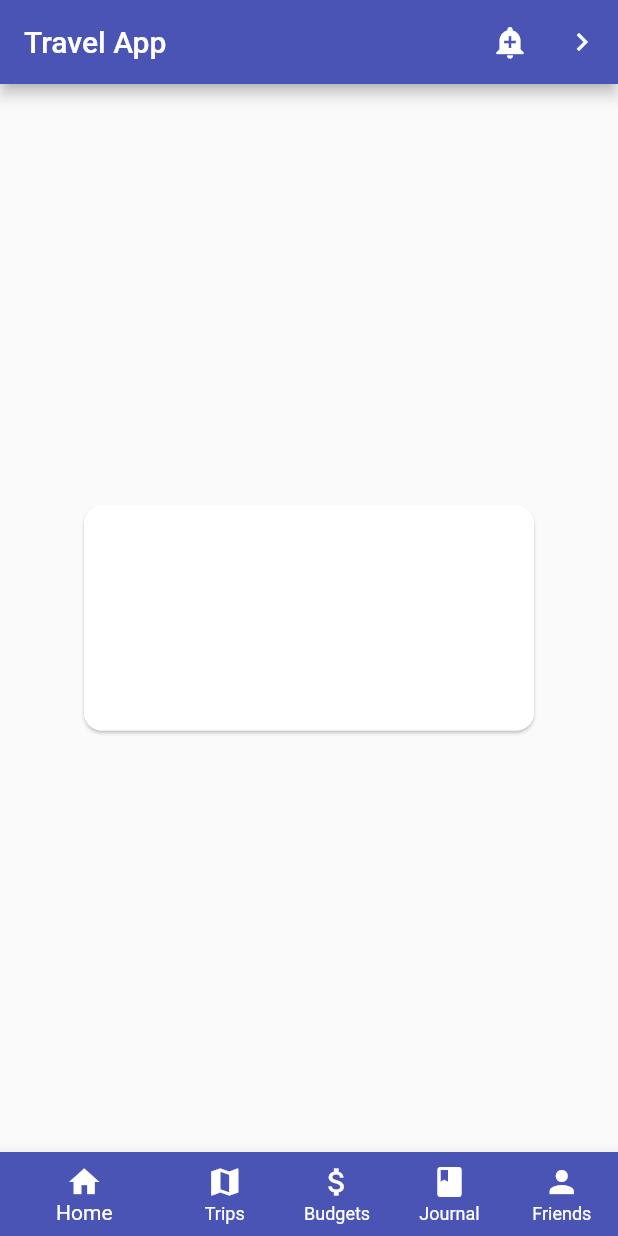
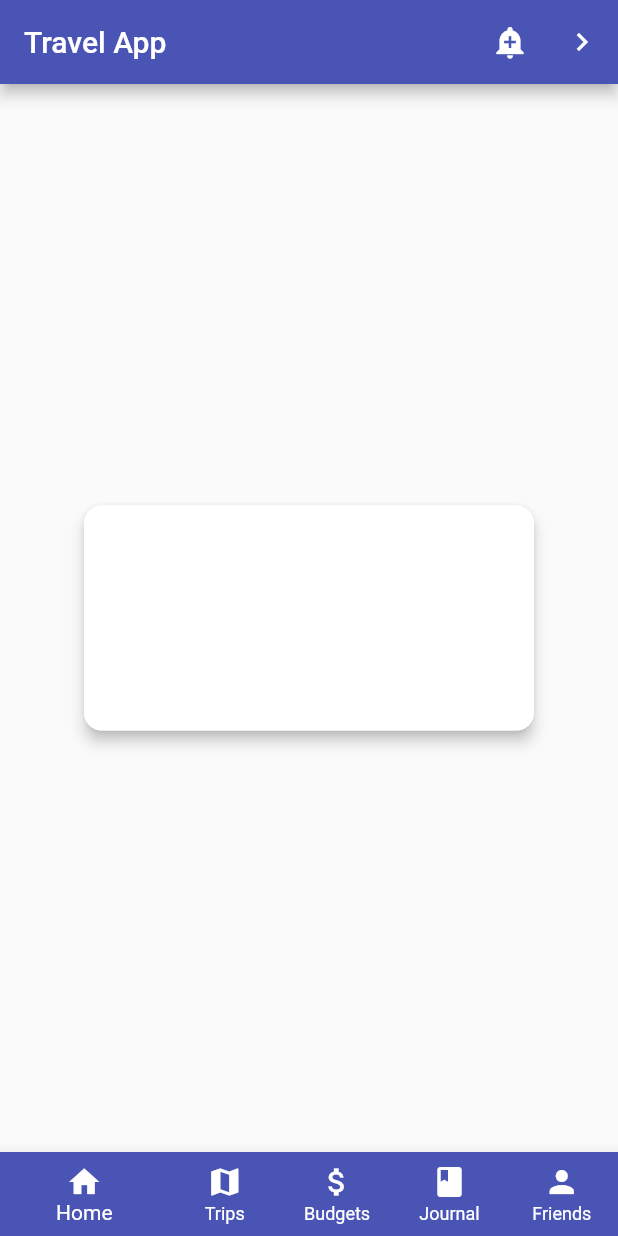
Before and after one commit to 10035/flutter-app-01, a Flutter app: the screen it shows after launch, on a phone screen of 412 x 824 dp. Run offline on Flutter 3.47's test engine with Material 2 defaults, Android fonts, the phone set to English and light mode, and no system bars.

```diff
--- a/lib/main.dart
+++ b/lib/main.dart
@@ -83,25 +83,10 @@ class MyStatelessWidget extends StatelessWidget {
           ),
         ],
       ),
-      // body: Center(
-      //   child: Container(
-      //     margin: const EdgeInsets.all(10.0),
-      //     // color: Colors.amber[600],
-      //     width: 200.0,
-      //     height: 200.0,
-      //     child: const Image(
-      //       image: NetworkImage(
-      //           'https://flutter.github.io/assets-for-api-docs/assets/widgets/owl.jpg'),
-      //     ),
-      //   ),
-      //   //   child: Image(
-      //   //   image: NetworkImage('https://flutter.github.io/assets-for-api-docs/assets/widgets/owl.jpg'),
-      //   // ),
-      // ),
 
       body: Center(
         child: Card(
-          elevation: 1,
+          elevation: 4,
           shape: RoundedRectangleBorder(
             side: BorderSide(
               color: Theme.of(context).colorScheme.outline,
@@ -146,25 +131,3 @@ class MyStatelessWidget extends StatelessWidget {
     );
   }
 }
-
-// bottomNavigationBar: BottomNavigationBar(
-//   items: const <BottomNavigationBarItem>[
-//     BottomNavigationBarItem(
-//       icon: Icon(Icons.home),
-//       label: 'Home',
-//     ),
-//     BottomNavigationBarItem(
-//       icon: Icon(Icons.business),
-//       label: 'Business',
-//     ),
-//     BottomNavigationBarItem(
-//       icon: Icon(Icons.school),
-//       label: 'School',
-//     ),
-//   ],
-//   currentIndex: _selectedIndex,
-//   selectedItemColor: Colors.amber[800],
-//   onTap: _onItemTapped,
-// ),
-
-// Line 17 what is the argumentnfor:
```
